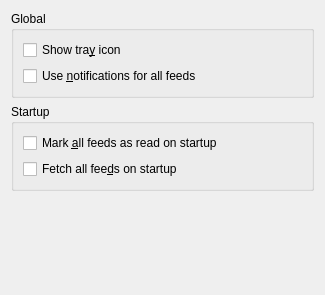
KDE/kdepim, file akregator2/configuration/settings_general.ui: the form before one commit.
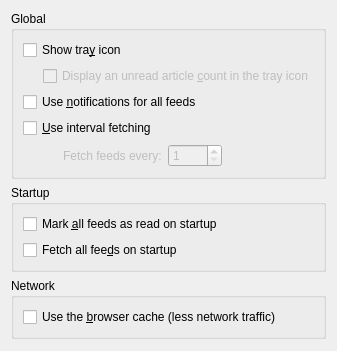
The form after the commit. Custom widgets are drawn as their Qt base class.

Diff of the .ui file:
```diff
--- a/akregator2/configuration/settings_general.ui
+++ b/akregator2/configuration/settings_general.ui
@@ -3,15 +3,7 @@
  <author>Teemu Rytilahti</author>
  <class>Akregator2::SettingsGeneral</class>
  <widget class="QWidget" name="Akregator2::SettingsGeneral">
-  <property name="geometry">
-   <rect>
-    <x>0</x>
-    <y>0</y>
-    <width>325</width>
-    <height>295</height>
-   </rect>
-  </property>
-  <layout class="QVBoxLayout" name="verticalLayout_4" stretch="0,0,1">
+  <layout class="QVBoxLayout" name="verticalLayout_4" stretch="0,0,0,1">
    <item>
     <widget class="QGroupBox" name="groupBox_3">
      <property name="title">
@@ -25,6 +17,39 @@
         </property>
        </widget>
       </item>
+      <item>
+       <layout class="QHBoxLayout" name="horizontalLayout_kcfg_EnableTrayIconUnreadArticleCount">
+        <property name="spacing">
+         <number>0</number>
+        </property>
+        <item>
+         <spacer name="indent_kcfg_EnableTrayIconUnreadArticleCount">
+          <property name="orientation">
+           <enum>Qt::Horizontal</enum>
+          </property>
+          <property name="sizeType">
+           <enum>QSizePolicy::Fixed</enum>
+          </property>
+          <property name="sizeHint" stdset="0">
+           <size>
+            <width>20</width>
+            <height>15</height>
+           </size>
+          </property>
+         </spacer>
+        </item>
+        <item>
+         <widget class="QCheckBox" name="kcfg_EnableTrayIconUnreadArticleCount">
+          <property name="enabled">
+           <bool>false</bool>
+          </property>
+          <property name="text">
+           <string>Display an unread article &amp;count in the tray icon</string>
+          </property>
+         </widget>
+        </item>
+       </layout>
+      </item>
       <item>
        <widget class="QCheckBox" name="kcfg_UseNotifications">
         <property name="toolTip">
@@ -38,6 +63,72 @@
         </property>
        </widget>
       </item>
+      <item>
+       <widget class="QCheckBox" name="kcfg_UseIntervalFetch">
+        <property name="text">
+         <string>&amp;Use interval fetching</string>
+        </property>
+       </widget>
+      </item>
+      <item>
+       <layout class="QHBoxLayout" name="horizontalLayout">
+        <item>
+         <spacer>
+          <property name="orientation">
+           <enum>Qt::Horizontal</enum>
+          </property>
+          <property name="sizeType">
+           <enum>QSizePolicy::Fixed</enum>
+          </property>
+          <property name="sizeHint" stdset="0">
+           <size>
+            <width>40</width>
+            <height>20</height>
+           </size>
+          </property>
+         </spacer>
+        </item>
+        <item>
+         <widget class="QLabel" name="autoFetchIntervalLabel">
+          <property name="enabled">
+           <bool>false</bool>
+          </property>
+          <property name="text">
+           <string>Fetch feeds every:</string>
+          </property>
+         </widget>
+        </item>
+        <item>
+         <widget class="KIntSpinBox" name="kcfg_AutoFetchInterval">
+          <property name="enabled">
+           <bool>false</bool>
+          </property>
+          <property name="minimum">
+           <number>1</number>
+          </property>
+          <property name="maximum">
+           <number>3600</number>
+          </property>
+          <property name="singleStep">
+           <number>10</number>
+          </property>
+         </widget>
+        </item>
+        <item>
+         <spacer name="horizontalSpacer">
+          <property name="orientation">
+           <enum>Qt::Horizontal</enum>
+          </property>
+          <property name="sizeHint" stdset="0">
+           <size>
+            <width>40</width>
+            <height>20</height>
+           </size>
+          </property>
+         </spacer>
+        </item>
+       </layout>
+      </item>
      </layout>
     </widget>
    </item>
@@ -64,11 +155,24 @@
      </layout>
     </widget>
    </item>
+   <item>
+    <widget class="QGroupBox" name="groupBox">
+     <property name="title">
+      <string>Network</string>
+     </property>
+     <layout class="QVBoxLayout" name="verticalLayout">
+      <item>
+       <widget class="QCheckBox" name="kcfg_UseHTMLCache">
+        <property name="text">
+         <string>Use the &amp;browser cache (less network traffic)</string>
+        </property>
+       </widget>
+      </item>
+     </layout>
+    </widget>
+   </item>
    <item>
     <spacer>
-     <property name="orientation">
-      <enum>Qt::Vertical</enum>
-     </property>
      <property name="sizeHint" stdset="0">
       <size>
        <width>20</width>
@@ -79,6 +183,13 @@
    </item>
   </layout>
  </widget>
+ <customwidgets>
+  <customwidget>
+   <class>KIntSpinBox</class>
+   <extends>QSpinBox</extends>
+   <header>knuminput.h</header>
+  </customwidget>
+ </customwidgets>
  <resources/>
  <connections/>
 </ui>
```
Left out of the diff: 21 changed lines with no effect on the pictures.
